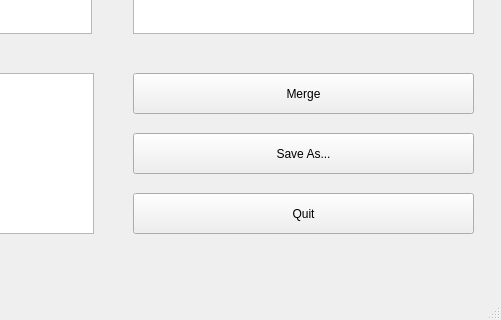
Old version of the form Spotimerge/mainwindow.ui in the repository EduardoJacinto/Spotimerge; both pictures show x 277 to 778 and y 236 to 556 of the 778 by 556 pixel window.
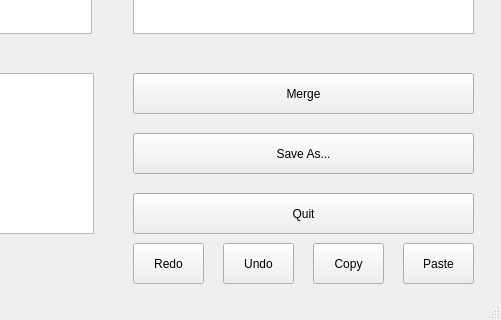
New version of the form. Icons and pictures are not drawn.

Commit message: copy, paste, undo, and redo buttons/classes- composite

What changed in the file:
```diff
--- a/Spotimerge/mainwindow.ui
+++ b/Spotimerge/mainwindow.ui
@@ -121,6 +121,58 @@
      <string>Save As...</string>
     </property>
    </widget>
+   <widget class="QPushButton" name="RedoButton">
+    <property name="geometry">
+     <rect>
+      <x>410</x>
+      <y>460</y>
+      <width>71</width>
+      <height>41</height>
+     </rect>
+    </property>
+    <property name="text">
+     <string>Redo</string>
+    </property>
+   </widget>
+   <widget class="QPushButton" name="UndoButton">
+    <property name="geometry">
+     <rect>
+      <x>500</x>
+      <y>460</y>
+      <width>71</width>
+      <height>41</height>
+     </rect>
+    </property>
+    <property name="text">
+     <string>Undo</string>
+    </property>
+   </widget>
+   <widget class="QPushButton" name="CopyButton">
+    <property name="geometry">
+     <rect>
+      <x>590</x>
+      <y>460</y>
+      <width>71</width>
+      <height>41</height>
+     </rect>
+    </property>
+    <property name="text">
+     <string>Copy</string>
+    </property>
+   </widget>
+   <widget class="QPushButton" name="PasteButton">
+    <property name="geometry">
+     <rect>
+      <x>680</x>
+      <y>460</y>
+      <width>71</width>
+      <height>41</height>
+     </rect>
+    </property>
+    <property name="text">
+     <string>Paste</string>
+    </property>
+   </widget>
   </widget>
   <widget class="QMenuBar" name="menubar">
    <property name="geometry">
```
The commit also changes 8 other files.
